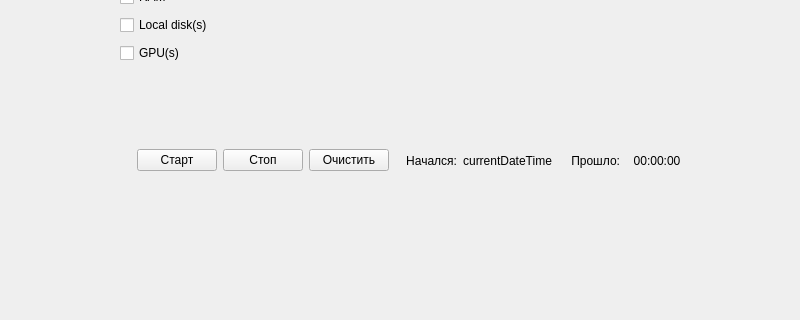
Qt form stresstestapp.ui (kirathenics/QtStressTest) before a commit; both pictures show x 0 to 800 and y 179 to 499 of the 800 by 600 pixel window.
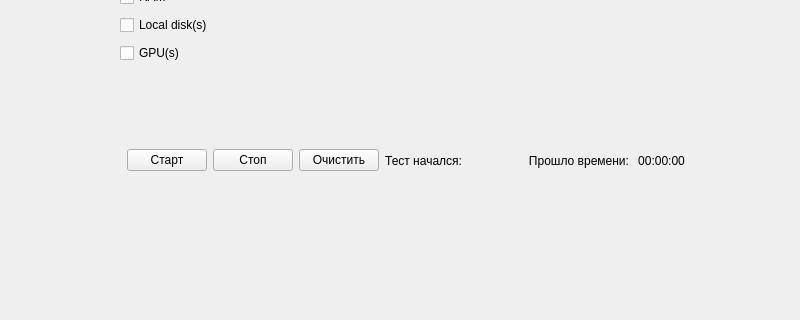
The same form after that commit.

Commit message: connected start, stop, clear buttons

```diff
--- a/stresstestapp.ui
+++ b/stresstestapp.ui
@@ -71,9 +71,9 @@
    <widget class="QWidget" name="horizontalLayoutWidget">
     <property name="geometry">
      <rect>
-      <x>137</x>
+      <x>127</x>
       <y>319</y>
-      <width>551</width>
+      <width>561</width>
       <height>41</height>
      </rect>
     </property>
@@ -102,7 +102,7 @@
      <item>
       <widget class="QLabel" name="label">
        <property name="text">
-        <string>Начался:</string>
+        <string>Тест начался:</string>
        </property>
        <property name="alignment">
         <set>Qt::AlignRight|Qt::AlignTrailing|Qt::AlignVCenter</set>
@@ -112,7 +112,7 @@
      <item>
       <widget class="QLabel" name="currentDateTime_label">
        <property name="text">
-        <string>currentDateTime</string>
+        <string/>
        </property>
        <property name="alignment">
         <set>Qt::AlignCenter</set>
@@ -122,7 +122,7 @@
      <item>
       <widget class="QLabel" name="label_2">
        <property name="text">
-        <string>Прошло:</string>
+        <string>Прошло времени:</string>
        </property>
        <property name="alignment">
         <set>Qt::AlignRight|Qt::AlignTrailing|Qt::AlignVCenter</set>
```
The commit also changes 3 other files.
